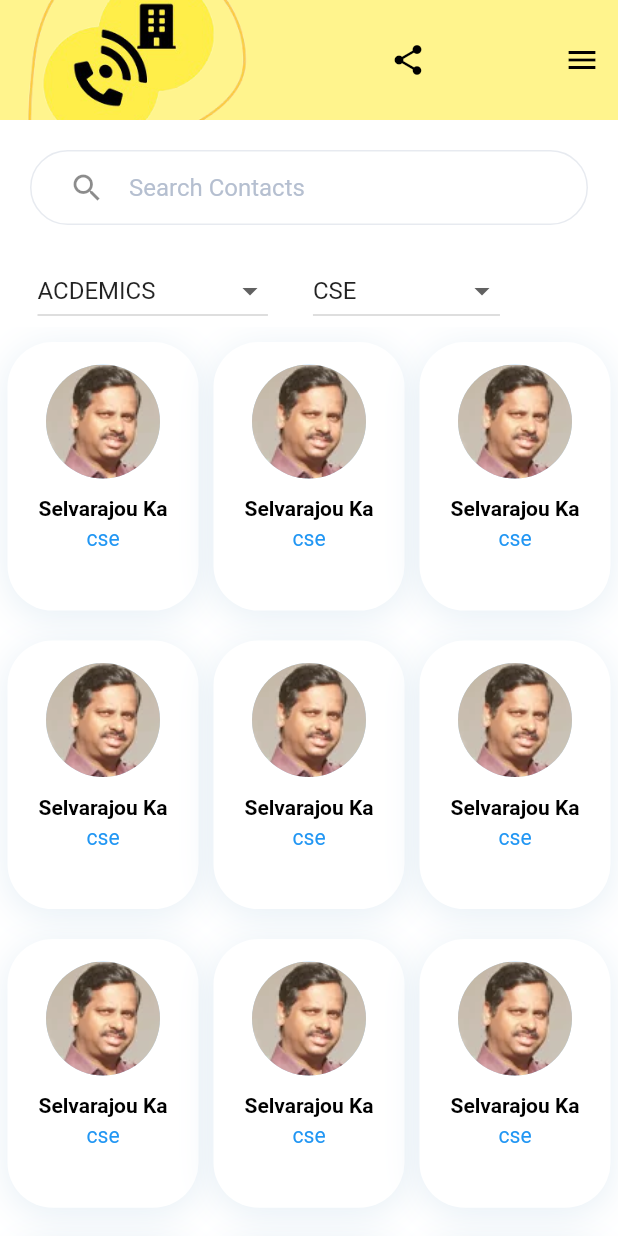
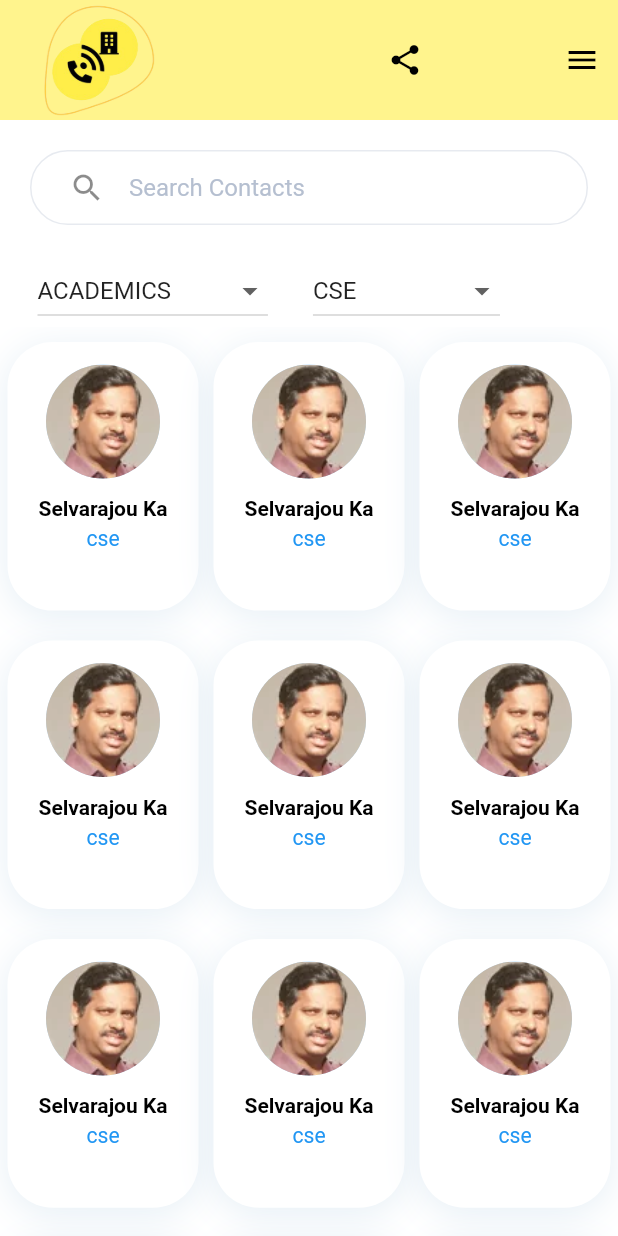
Before and after one commit to DSC-PEC-Puducherry/DSC-PYP, a Flutter app: the screen it shows after launch, on a phone screen of 412 x 824 dp. Run offline on Flutter 3.47's test engine with Material 2 defaults, Android fonts, the phone set to English and light mode, and no system bars; our stand-ins replace fluttertoast, font_awesome_flutter, google_fonts, share; missing offline and left inert: clipboard, flutter_phone_direct_caller.

Commit message:
Minor Changes

```diff
--- a/lib/screen/Contact_page/details_screen.dart
+++ b/lib/screen/Contact_page/details_screen.dart
@@ -60,8 +60,8 @@ class DetailsScreen extends StatelessWidget {
                   decoration: BoxDecoration(
                     border: Border.all(width: 5, color: Colors.grey),
                   ),
-                  height: 150.0,
-                  width: 140.0,
+                  height: 170.0,
+                  width: 180.0,
                   child: Card(
                     shape: RoundedRectangleBorder(
                         borderRadius: BorderRadius.circular(10)),
--- a/lib/screen/home/components/app_bar.dart
+++ b/lib/screen/home/components/app_bar.dart
@@ -1,6 +1,7 @@
 import 'package:flutter/material.dart';
 
 AppBar homeAppBar(BuildContext context) {
+
   return AppBar(
     backgroundColor: Color.fromRGBO(255, 244, 141, 1),
     toolbarHeight: 80,
@@ -8,24 +9,11 @@ AppBar homeAppBar(BuildContext context) {
     title: Row(
       mainAxisAlignment: MainAxisAlignment.start,
       children: [
-        /*RichText(
-          text: TextSpan(
-            style: TextStyle(fontWeight: FontWeight.bold),
-            children: [
-              TextSpan(
-                  text: "Pec Yellow",
-                  style: TextStyle(color: ksecondaryColor, fontSize: 20)),
-              TextSpan(
-                  text: " Pages",
-                  style: TextStyle(color: kPrimaryColor, fontSize: 20)),
-            ],
-          ),
-        ),*/
         Align(
             alignment: Alignment(-80, 0),
-            child: Image.asset("images/pypb.png", height: 150, width: 150)),
+            child: Image.asset("images/pypb.png", height: 75, width: 100)),
         Padding(
-          padding: EdgeInsets.only(left: 82),
+          padding: EdgeInsets.only(left: 130),
           child: IconButton(
             onPressed: () {},
             icon: Icon(
--- a/lib/screen/home/components/body.dart
+++ b/lib/screen/home/components/body.dart
@@ -5,6 +5,7 @@ import 'package:pec_yellow_pages/screen/home/components/ItemList.dart';
 class Body extends StatelessWidget {
   @override
   Widget build(BuildContext context) {
+
     return Column(
       children: <Widget>[
         // SEARCH BOX ----------------------------------------------------------
@@ -33,14 +34,13 @@ class Body extends StatelessWidget {
 //------------------------------------------------------------------------------
 class Drop1 extends StatefulWidget {
   const Drop1({Key? key}) : super(key: key);
-
   @override
   _Drop1State createState() => _Drop1State();
 }
 
 class _Drop1State extends State<Drop1> {
-  final List<String> dept = ["ACDEMICS", "ADMINISTRATION"];
-  String selecteddept = "ACDEMICS";
+  final List<String> dept = ["ACADEMICS", "ADMINISTRATION"];
+  String selecteddept = "ACADEMICS";
   @override
   Widget build(BuildContext context) {
     return Container(
@@ -69,7 +69,6 @@ class _Drop1State extends State<Drop1> {
 
 class Drop2 extends StatefulWidget {
   const Drop2({Key? key}) : super(key: key);
-
   @override
   _Drop2State createState() => _Drop2State();
 }
@@ -82,6 +81,7 @@ class _Drop2State extends State<Drop2> {
     "IT",
     "CHEMICAL",
     "MECHANICAL",
+    "CIVIL",
     "EIE"
   ];
   String selecteddept = "CSE";
```
